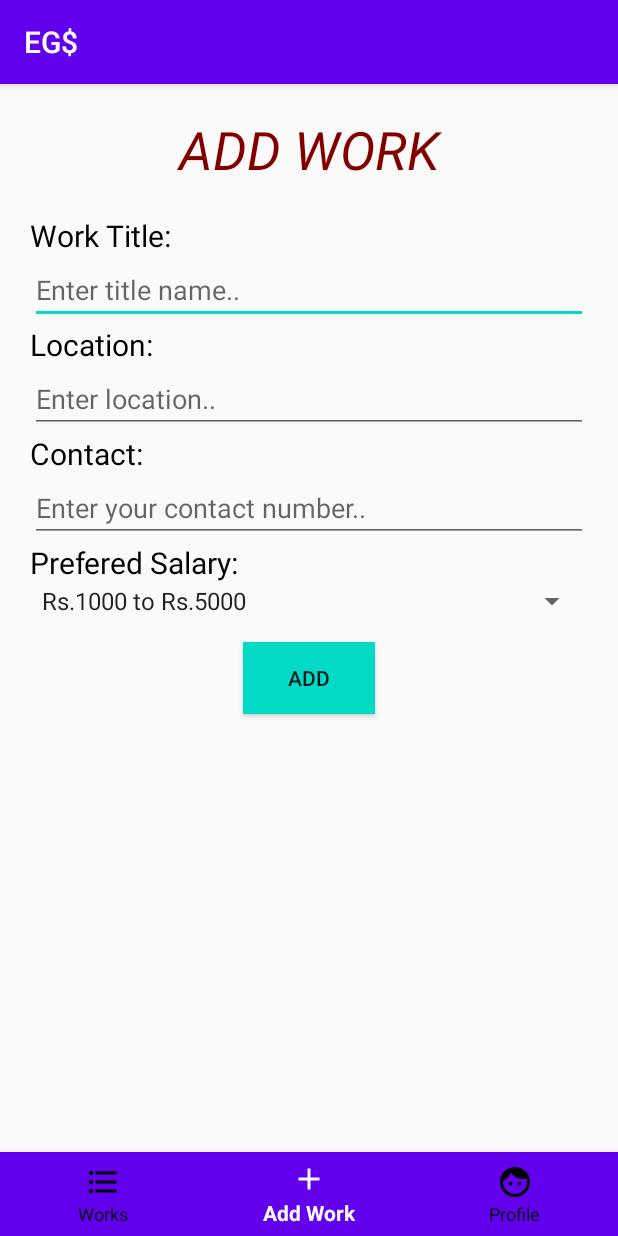
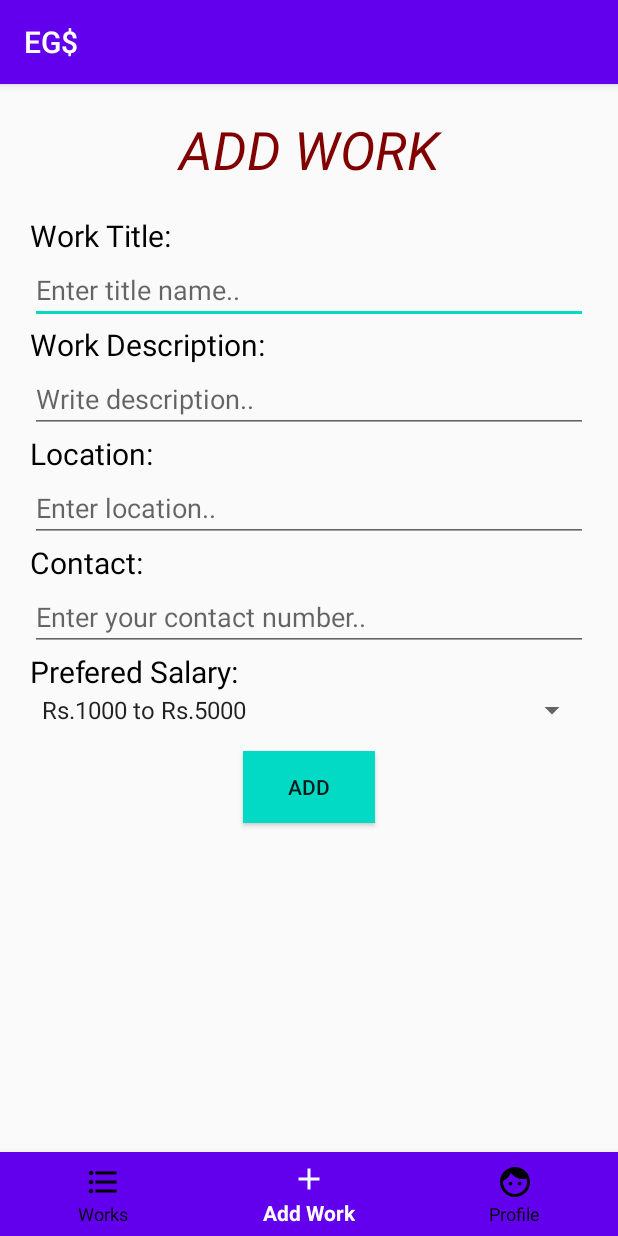
Before and after one commit to tygbspartan/CourseWork, an Android app: the AddWorks screen opened directly, with no data from a screen before it, on a phone screen of 412 x 824 dp. Run offline under Robolectric (Android 15) with nearby library versions, the phone set to English and light mode, and no system bars.

Commit message:
Fixing somethings

```diff
--- a/app/src/main/java/com/example/eg/AddWorks.java
+++ b/app/src/main/java/com/example/eg/AddWorks.java
@@ -6,6 +6,7 @@ import androidx.appcompat.app.AppCompatActivity;
 import android.content.Intent;
 import android.os.Bundle;
 import android.view.MenuItem;
+import android.view.View;
 
 import com.google.android.material.bottomnavigation.BottomNavigationView;
 
@@ -43,4 +44,7 @@ public class AddWorks extends AppCompatActivity {
             }
         });
     }
+
+    public void add_work(View view) {
+    }
 }
--- a/app/src/main/res/layout/activity_add_works.xml
+++ b/app/src/main/res/layout/activity_add_works.xml
@@ -42,6 +42,20 @@
         android:hint="Enter title name.." />
 
     <TextView
+        android:id="@+id/work_description"
+        android:textSize="20sp"
+        android:textColor="#000"
+        android:layout_width="wrap_content"
+        android:layout_height="wrap_content"
+        android:text="Work Description:"/>
+
+    <EditText
+        android:id="@+id/desc_edit"
+        android:layout_width="match_parent"
+        android:layout_height="wrap_content"
+        android:hint="Write description.." />
+
+    <TextView
         android:id="@+id/location"
         android:textSize="20sp"
         android:textColor="#000"
@@ -84,7 +98,7 @@
         android:layout_height="wrap_content"/>
 
     <Button
-        android:id="@+id/add_button"
+        android:onClick="add_work"
         android:text="Add"
         android:background="@color/colorAccent"
         android:layout_gravity="center"
```
Also changed, not shown: app/src/main/res/layout/activity_works.xml (+15 -7 lines).
